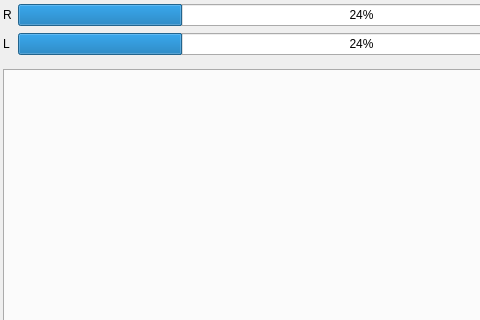
Old version of the form main/mainwindow.ui in the repository genosse-einhorn/FishyRecorder; both pictures show x 0 to 480 and y 0 to 320 of the 813 by 476 pixel window.
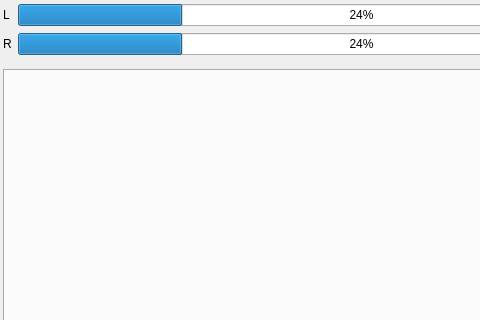
New version of the form. Custom widgets are drawn as their Qt base class.

Commit message:
Swap L/R VU meters
Actually, the meters had been correct, but the labels had been wrong.

```diff
--- a/main/mainwindow.ui
+++ b/main/mainwindow.ui
@@ -57,14 +57,14 @@
         <item row="1" column="0">
          <widget class="QLabel" name="label">
           <property name="text">
-           <string>L</string>
+           <string>R</string>
           </property>
          </widget>
         </item>
         <item row="0" column="0">
          <widget class="QLabel" name="label_2">
           <property name="text">
-           <string>R</string>
+           <string>L</string>
           </property>
          </widget>
         </item>
```
